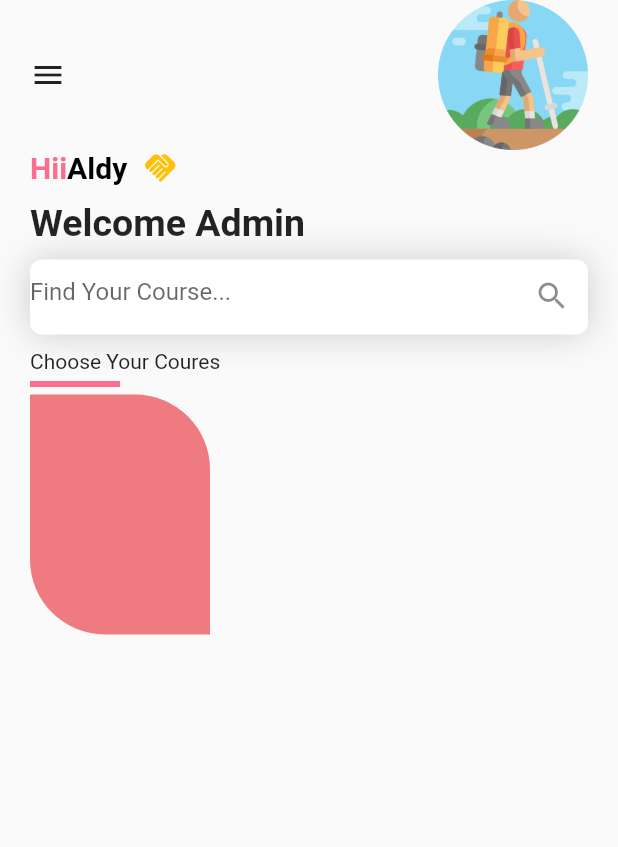
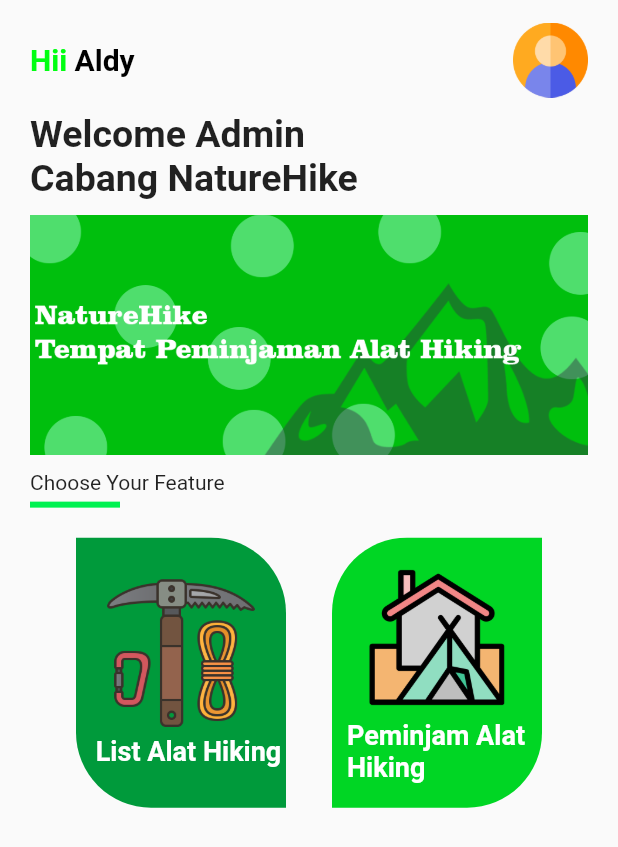
Before and after one commit to aldy202/naturehike, a Flutter app: the screen it shows after launch, on a phone screen of 412 x 824 dp. Shown: the top 847 px of the screen. Run offline on Flutter 3.47's test engine with Material 2 defaults, Android fonts, the phone set to English and light mode, and no system bars; our stand-ins replace cloud_firestore, firebase_auth, firebase_core; accounts and stored records are empty.

Commit message:
selesai membuat halaman home

```diff
--- /dev/null
+++ b/lib/view/barang.dart
@@ -0,0 +1,14 @@
+import 'package:flutter/material.dart';
+import 'package:flutter/src/widgets/framework.dart';
+import 'package:flutter/src/widgets/placeholder.dart';
+
+class Barang extends StatelessWidget {
+  const Barang({super.key});
+
+  @override
+  Widget build(BuildContext context) {
+    return Scaffold(
+      body: SafeArea(child: Text("test"),),
+    );
+  }
+}
--- a/lib/view/home.dart
+++ b/lib/view/home.dart
@@ -1,6 +1,8 @@
 import 'package:flutter/material.dart';
 import 'package:flutter/src/widgets/framework.dart';
 import 'package:flutter/src/widgets/placeholder.dart';
+import 'package:naturehike/view/barang.dart';
+import 'package:naturehike/view/peminjam.dart';
 
 class Home extends StatelessWidget {
   @override
@@ -13,26 +15,18 @@ class Home extends StatelessWidget {
           child: Column(
             crossAxisAlignment: CrossAxisAlignment.start,
             children: [
-              Row(
+              Padding(
+                padding: const EdgeInsets.only(top: 15),
+                child: Row(
                   mainAxisAlignment: MainAxisAlignment.spaceBetween,
-                children: [
-                  const Icon(Icons.menu),
-                  Image.asset(
-                    "assets/images/hiking.png",
-                    height: 100,
-                    width: 100,
-                  )
-                ],
-              ),
-              Row(
                   children: [
                     RichText(
                       text: TextSpan(
                         children: [
                           TextSpan(
-                          text: "Hii",
+                            text: "Hii ",
                             style: TextStyle(
-                              color: Color(0xfffD6D8D),
+                                color: Color.fromRGBO(0, 255, 17, 1),
                                 fontSize: 20,
                                 fontWeight: FontWeight.w600),
                           ),
@@ -46,14 +40,13 @@ class Home extends StatelessWidget {
                         ],
                       ),
                     ),
-                  SizedBox(
-                    width: 10,
+                    Image.asset(
+                      "assets/images/person.png",
+                      height: 50,
+                      width: 50,
                     ),
-                  Icon(
-                    Icons.handshake,
-                    color: Colors.amber,
-                  )
                   ],
+                ),
               ),
               SizedBox(
                 height: 10,
@@ -62,28 +55,19 @@ class Home extends StatelessWidget {
                 "Welcome Admin",
                 style: TextStyle(fontWeight: FontWeight.bold, fontSize: 25),
               ),
+              Text(
+                "Cabang NatureHike",
+                style: TextStyle(fontWeight: FontWeight.bold, fontSize: 25),
+              ),
               SizedBox(
                 height: 10,
               ),
-              Container(
-                width: MediaQuery.of(context).size.width,
-                height: 50,
-                decoration: BoxDecoration(
-                  boxShadow: [
-                    BoxShadow(
-                      blurRadius: 20,
-                      color: Colors.grey.withOpacity(0.5),
+              Column(
+                children: [
+                  Image.asset(
+                    "assets/images/background.png",
                   )
                 ],
-                  color: Colors.white,
-                  borderRadius: BorderRadius.circular(8),
-                ),
-                child: TextField(
-                  decoration: InputDecoration(
-                      border: InputBorder.none,
-                      hintText: "Find Your Course...",
-                      suffixIcon: Icon(Icons.search)),
-                ),
               ),
               SizedBox(
                 height: 10,
@@ -95,7 +79,7 @@ class Home extends StatelessWidget {
                     crossAxisAlignment: CrossAxisAlignment.start,
                     children: [
                       Text(
-                        "Choose Your Coures",
+                        "Choose Your Feature",
                       ),
                       SizedBox(
                         height: 5,
@@ -103,25 +87,27 @@ class Home extends StatelessWidget {
                       Container(
                         width: 60,
                         height: 4,
-                        color: Color(0xffFD6D8D),
+                        color: Color.fromARGB(255, 0, 242, 81),
                       )
                     ],
                   ),
                 ],
               ),
               SizedBox(
-                height: 5,
+                height: 20,
               ),
-              Container(
-                width: 120,
-                height: 160,
-                decoration: BoxDecoration(
-                  color: Color(0xffEF7A80),
-                  borderRadius: BorderRadius.only(
-                    topRight: Radius.circular(50),
-                    bottomLeft: Radius.circular(50),
-                  )
-                ),
+              Row(
+                mainAxisAlignment: MainAxisAlignment.spaceEvenly,
+                children: [
+                  Category(
+                      color: Color.fromARGB(255, 0, 154, 59),
+                      imgurl: "assets/images/tools.png",
+                      caption: "List Alat Hiking"),
+                  CategoryLeft(
+                      color: Color.fromARGB(255, 0, 214, 36),
+                      imgurl: "assets/images/camping.png",
+                      caption: "Peminjam Alat Hiking"),
+                ],
               ),
             ],
           ),
@@ -130,3 +116,107 @@ class Home extends StatelessWidget {
     );
   }
 }
+
+class Category extends StatelessWidget {
+  final Color color;
+  final String imgurl;
+  final String caption;
+  const Category({
+    super.key,
+    required this.color,
+    required this.imgurl,
+    required this.caption,
+  });
+
+  @override
+  Widget build(BuildContext context) {
+    return InkWell(
+      onTap: (){
+        Navigator.push(context, MaterialPageRoute(builder: (context)=> Barang()));
+      },
+      child: Container(
+        width: 140,
+        height: 180,
+        decoration: BoxDecoration(
+          color: color,
+          borderRadius: BorderRadius.only(
+            topRight: Radius.circular(50),
+            bottomLeft: Radius.circular(50),
+          ),
+        ),
+        child: Column(
+          mainAxisAlignment: MainAxisAlignment.center,
+          children: [
+            Image.asset(
+              imgurl,
+              width: 100,
+              height: 100,
+            ),
+            Padding(
+              padding: const EdgeInsets.only(left: 10, top: 5),
+              child: Text(
+                caption,
+                style: TextStyle(
+                    color: Colors.white,
+                    fontWeight: FontWeight.w600,
+                    fontSize: 18),
+              ),
+            )
+          ],
+        ),
+      ),
+    );
+  }
+}
+
+class CategoryLeft extends StatelessWidget {
+  final Color color;
+  final String imgurl;
+  final String caption;
+  const CategoryLeft({
+    super.key,
+    required this.color,
+    required this.imgurl,
+    required this.caption,
+  });
+
+  @override
+  Widget build(BuildContext context) {
+    return InkWell(
+      onTap: (){
+        Navigator.push(context, MaterialPageRoute(builder: (context)=> Peminjam()));
+      },
+      child: Container(
+        width: 140,
+        height: 180,
+        decoration: BoxDecoration(
+          color: color,
+          borderRadius: BorderRadius.only(
+            topLeft: Radius.circular(50),
+            bottomRight: Radius.circular(50),
+          ),
+        ),
+        child: Column(
+          mainAxisAlignment: MainAxisAlignment.center,
+          children: [
+            Image.asset(
+              imgurl,
+              width: 100,
+              height: 100,
+            ),
+            Padding(
+              padding: const EdgeInsets.only(left: 10, top: 5),
+              child: Text(
+                caption,
+                style: TextStyle(
+                    color: Colors.white,
+                    fontWeight: FontWeight.w600,
+                    fontSize: 18),
+              ),
+            )
+          ],
+        ),
+      ),
+    );
+  }
+}
--- /dev/null
+++ b/lib/view/peminjam.dart
@@ -0,0 +1,14 @@
+import 'package:flutter/material.dart';
+import 'package:flutter/src/widgets/framework.dart';
+import 'package:flutter/src/widgets/placeholder.dart';
+
+class Peminjam extends StatelessWidget {
+  const Peminjam({super.key});
+
+  @override
+  Widget build(BuildContext context) {
+    return Scaffold(
+      body: SafeArea(child: Text("test"),),
+    );
+  }
+}
```
Also changed, not shown: assets/images/background.png (added), assets/images/camping.png (added), assets/images/person.png (added), assets/images/tools.png (added). Lines whose indentation alone changed are shown as unchanged.
